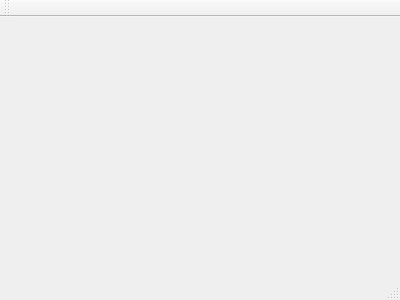
This is ProjectDemo/mainwindow.ui in SushilPandey2012/ProjectQt as Qt 5 draws it before an edit. The edited form follows.
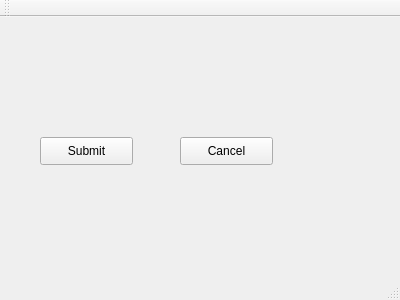
This is the edited form.

Commit message: Two buttons added

Diff of the .ui file:
```diff
--- a/ProjectDemo/mainwindow.ui
+++ b/ProjectDemo/mainwindow.ui
@@ -12,13 +12,55 @@
   <property name="windowTitle" >
    <string>MainWindow</string>
   </property>
-  <widget class="QMenuBar" name="menuBar" />
-  <widget class="QToolBar" name="mainToolBar" />
-  <widget class="QWidget" name="centralWidget" />
-  <widget class="QStatusBar" name="statusBar" />
+  <widget class="QWidget" name="centralWidget">
+   <widget class="QPushButton" name="pushButton">
+    <property name="geometry">
+     <rect>
+      <x>40</x>
+      <y>120</y>
+      <width>93</width>
+      <height>28</height>
+     </rect>
+    </property>
+    <property name="text">
+     <string>Submit</string>
+    </property>
+   </widget>
+   <widget class="QPushButton" name="pushButton_2">
+    <property name="geometry">
+     <rect>
+      <x>180</x>
+      <y>120</y>
+      <width>93</width>
+      <height>28</height>
+     </rect>
+    </property>
+    <property name="text">
+     <string>Cancel</string>
+    </property>
+   </widget>
+  </widget>
+  <widget class="QMenuBar" name="menuBar">
+   <property name="geometry">
+    <rect>
+     <x>0</x>
+     <y>0</y>
+     <width>400</width>
+     <height>26</height>
+    </rect>
+   </property>
+  </widget>
+  <widget class="QToolBar" name="mainToolBar">
+   <attribute name="toolBarArea">
+    <enum>TopToolBarArea</enum>
+   </attribute>
+   <attribute name="toolBarBreak">
+    <bool>false</bool>
+   </attribute>
+  </widget>
+  <widget class="QStatusBar" name="statusBar"/>
  </widget>
- <layoutDefault spacing="6" margin="11" />
- <pixmapfunction></pixmapfunction>
+ <layoutdefault spacing="6" margin="11"/>
  <resources/>
  <connections/>
 </ui>
```
Left out of the diff: 7 changed lines with no effect on the pictures.
